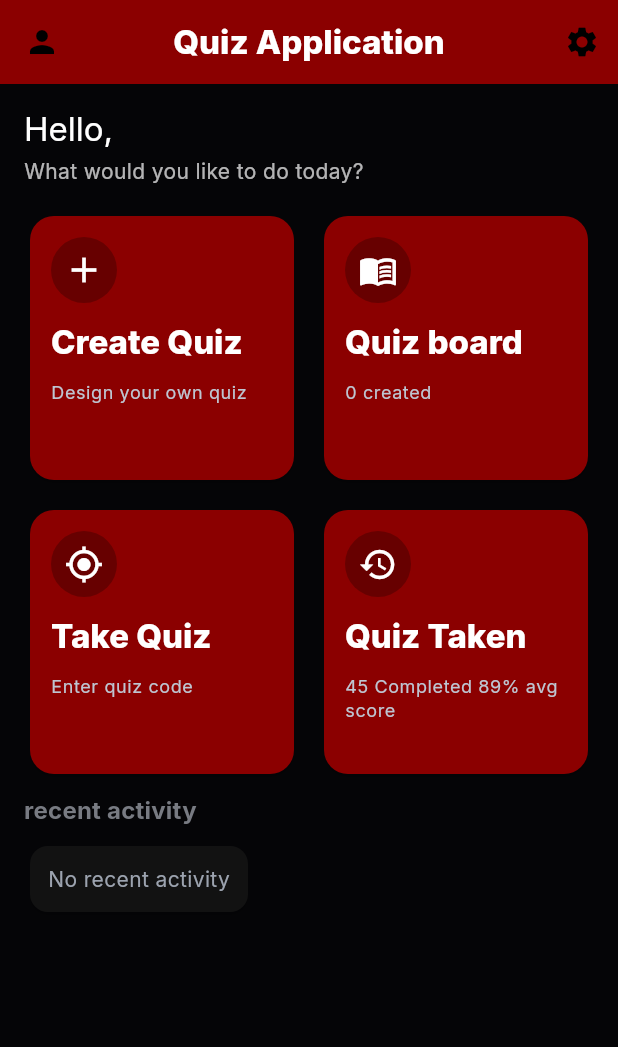
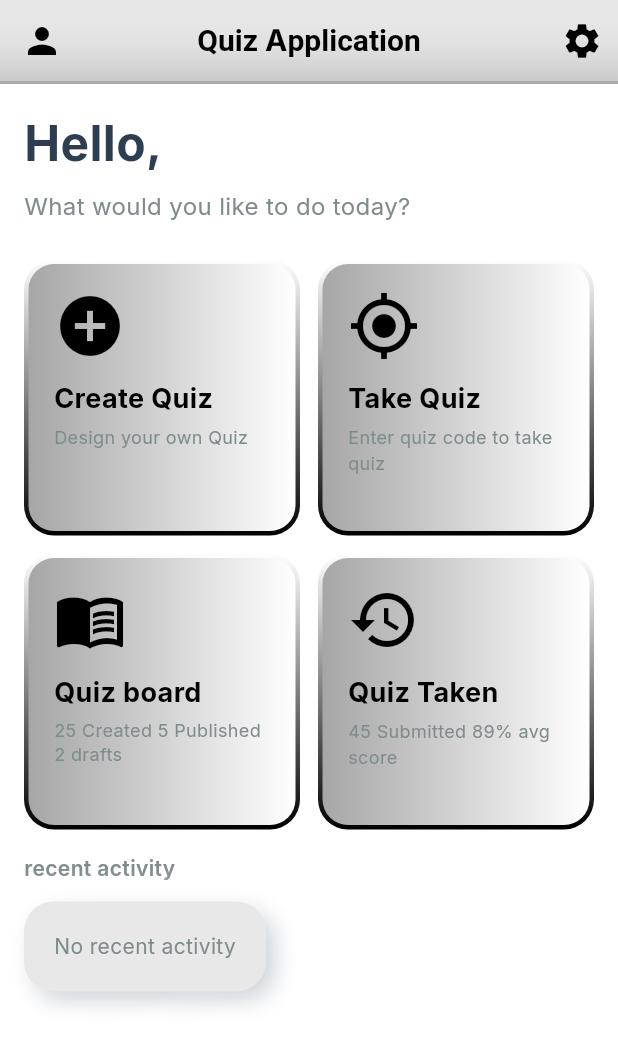
Before and after one commit to xdrlp/quiz_application, a Flutter app: the screen it shows once a user with an empty profile is signed in, on a phone screen of 412 x 824 dp. Shown: the top 1047 px of the screen. Run offline on Flutter 3.47's test engine with Material 3 defaults, Android fonts, the phone set to English and light mode, and no system bars; our stand-ins replace cloud_firestore, cloud_functions, device_info_plus, firebase_auth, firebase_core, flutter_svg and 4 more; missing offline and left inert: firebase_auth_platform_interface, installed_apps, usage_stats; accounts and stored records are empty.

Commit message:
Redesign home screen with neumorphic UI and gradients
Refactored the home screen to use a gradient background and neumorphic-style cards for action tiles. Updated the app bar and text styles for a lighter, modern look. Added a reusable _neumorphicCard widget and improved the layout and appearance of recent activity and action buttons.

```diff
--- a/lib/screens/home_screen.dart
+++ b/lib/screens/home_screen.dart
@@ -18,24 +18,57 @@ class _HomeScreenState extends State<HomeScreen> {
   bool _loaded = false;
   @override
   Widget build(BuildContext context) {
-    return Scaffold(
-      appBar: AppBar(
+    return Container(
+      decoration: const BoxDecoration(
+        gradient: LinearGradient(
+          begin: Alignment.topLeft,
+          end: Alignment.bottomRight,
+          colors: [Color.fromARGB(255, 255, 255, 255), Color.fromARGB(217, 255, 255, 255)],
+        ),
+      ),
+      child: Scaffold(
+        backgroundColor: Colors.transparent,
+        appBar: PreferredSize(
+          preferredSize: const Size.fromHeight(kToolbarHeight),
+          child: Container(
+            decoration: const BoxDecoration(
+              gradient: LinearGradient(
+                begin: Alignment.bottomCenter,
+                end: Alignment.topCenter,
+                colors: [Color.fromARGB(255, 169, 169, 169), Color.fromARGB(255, 255, 255, 255)],
+              ),
+            ),
+            child: Container(
+              margin: const EdgeInsets.only(bottom: 2),
+              decoration: const BoxDecoration(
+                gradient: LinearGradient(
+                  begin: Alignment.bottomCenter,
+                  end: Alignment.topCenter,
+                  colors: [Color.fromARGB(108, 244, 244, 244), Color.fromARGB(205, 223, 223, 223)],
+                ),
+              ),
+              child: AppBar(
+                backgroundColor: Colors.transparent,
+                elevation: 0,
                 centerTitle: true,
                 leading: IconButton(
-          icon: const Icon(Icons.person),
+                  icon: const Icon(Icons.person, color: Colors.black, size: 28),
                   onPressed: () {
                     Navigator.of(context).pushNamed('/profile');
                   },
                 ),
-        title: Text('Quiz Application', style: Theme.of(context).textTheme.titleLarge?.copyWith(color: Colors.white, fontWeight: FontWeight.w800)),
+                title: const Text('Quiz Application', style: TextStyle(color: Colors.black, fontWeight: FontWeight.bold, fontSize: 20)),
                 actions: [
                   IconButton(
-            icon: const Icon(Icons.settings),
+                    icon: const Icon(Icons.settings, color: Colors.black, size: 28),
                     onPressed: () {
                       Navigator.of(context).pushNamed('/profile');
                     },
                   ),
                 ],
+              ),
+            ),
+          ),
         ),
         body: Consumer2<AuthProvider, QuizProvider>(
         builder: (context, authProvider, quizProvider, _) {
@@ -56,10 +89,10 @@ class _HomeScreenState extends State<HomeScreen> {
               child: Column(
                 crossAxisAlignment: CrossAxisAlignment.start,
                 children: [
-                  Text('Hello, $userName', style: Theme.of(context).textTheme.titleLarge?.copyWith(color: Colors.white)),
-                  const SizedBox(height: 4),
-                  Text('What would you like to do today?', style: Theme.of(context).textTheme.bodyMedium?.copyWith(color: Colors.white70)),
-                  const SizedBox(height: 16),
+                  Text('Hello, $userName', style: const TextStyle(fontSize: 32, fontWeight: FontWeight.bold, color: Color(0xFF2C3E50))),
+                  const SizedBox(height: 8),
+                  Text('What would you like to do today?', style: const TextStyle(fontSize: 16, color: Color(0xFF7F8C8D))),
+                  const SizedBox(height: 24),
                   // Action tiles arranged in a 2x2 grid
                   GridView.count(
                     shrinkWrap: true,
@@ -70,106 +103,112 @@ class _HomeScreenState extends State<HomeScreen> {
                     childAspectRatio: 1.0,
                     children: [
                       // Create Quiz (top-left)
-                      Card(
-                        color: Theme.of(context).cardColor,
-                        shape: RoundedRectangleBorder(borderRadius: BorderRadius.circular(16)),
-                        child: InkWell(
+                      _neumorphicCard(
                         onTap: () => Navigator.of(context).pushNamed('/create_quiz'),
-                          child: Padding(
-                            padding: const EdgeInsets.all(14.0),
-                            child: Column(mainAxisSize: MainAxisSize.min, crossAxisAlignment: CrossAxisAlignment.start, children: [
-                              Column(crossAxisAlignment: CrossAxisAlignment.start, children: [
-                                CircleAvatar(radius: 22, backgroundColor: Colors.black26, child: const Icon(Icons.add, size: 28, color: Colors.white)),
+                        child: Column(
+                          mainAxisSize: MainAxisSize.min,
+                          crossAxisAlignment: CrossAxisAlignment.start,
+                          children: [
+                            const Icon(Icons.add_circle, size: 48, color: Colors.black),
                             const SizedBox(height: 12),
-                                Text('Create Quiz', style: Theme.of(context).textTheme.titleLarge?.copyWith(color: Colors.white, fontWeight: FontWeight.w800)),
-                              ]),
-                              const SizedBox(height: 12),
-                              Flexible(child: Text('Design your own quiz', style: Theme.of(context).textTheme.bodySmall?.copyWith(color: const Color(0xFFBEC5D1)))),
-                            ]),
-                          ),
-                        ),
-                      ),
-                      // My Quizzes
-                      Card(
-                        color: Theme.of(context).cardColor,
-                        shape: RoundedRectangleBorder(borderRadius: BorderRadius.circular(16)),
-                        child: InkWell(
-                          onTap: () => Navigator.of(context).pushNamed('/my_quizzes'),
-                          child: Padding(
-                            padding: const EdgeInsets.all(14.0),
-                            child: Column(mainAxisSize: MainAxisSize.min, crossAxisAlignment: CrossAxisAlignment.start, children: [
-                              Column(crossAxisAlignment: CrossAxisAlignment.start, children: [
-                                CircleAvatar(radius: 22, backgroundColor: Colors.black26, child: const Icon(Icons.menu_book_outlined, size: 26, color: Colors.white)),
-                                const SizedBox(height: 12),
-                                Text('Quiz board', style: Theme.of(context).textTheme.titleLarge?.copyWith(color: Colors.white, fontWeight: FontWeight.w800)),
-                              ]),
-                              const SizedBox(height: 12),
-                              Flexible(child: Text('${quizzes.length} created', style: Theme.of(context).textTheme.bodySmall?.copyWith(color: const Color(0xFFBEC5D1)))),
-                            ]),
-                          ),
+                            const Text('Create Quiz', style: TextStyle(fontSize: 18, fontWeight: FontWeight.bold, color: Colors.black)),
+                            const SizedBox(height: 4),
+                            const Text('Design your own Quiz', style: TextStyle(fontSize: 12, color: Color(0xFF7F8C8D))),
+                          ],
                         ),
                       ),
                       // Take Quiz
-                      Card(
-                        color: Theme.of(context).cardColor,
-                        shape: RoundedRectangleBorder(borderRadius: BorderRadius.circular(16)),
-                        child: InkWell(
+                      _neumorphicCard(
                         onTap: () => showTakeQuizDialog(context),
-                          child: Padding(
-                            padding: const EdgeInsets.all(14.0),
-                            child: Column(mainAxisSize: MainAxisSize.min, crossAxisAlignment: CrossAxisAlignment.start, children: [
-                              Column(crossAxisAlignment: CrossAxisAlignment.start, children: [
-                                CircleAvatar(radius: 22, backgroundColor: Colors.black26, child: const Icon(Icons.gps_fixed, size: 26, color: Colors.white)),
+                        child: Column(
+                          mainAxisSize: MainAxisSize.min,
+                          crossAxisAlignment: CrossAxisAlignment.start,
+                          children: [
+                            const Icon(Icons.gps_fixed, size: 48, color: Colors.black),
                             const SizedBox(height: 12),
-                                Text('Take Quiz', style: Theme.of(context).textTheme.titleLarge?.copyWith(color: Colors.white, fontWeight: FontWeight.w800)),
-                              ]),
+                            const Text('Take Quiz', style: TextStyle(fontSize: 18, fontWeight: FontWeight.bold, color: Colors.black)),
+                            const SizedBox(height: 4),
+                            const Text('Enter quiz code to take quiz', style: TextStyle(fontSize: 12, color: Color(0xFF7F8C8D))),
+                          ],
+                        ),
+                      ),
+                      // Quiz board
+                      _neumorphicCard(
+                        onTap: () => Navigator.of(context).pushNamed('/my_quizzes'),
+                        child: Column(
+                          mainAxisSize: MainAxisSize.min,
+                          crossAxisAlignment: CrossAxisAlignment.start,
+                          children: [
+                            const Icon(Icons.menu_book, size: 48, color: Colors.black),
                             const SizedBox(height: 12),
-                              Flexible(child: Text('Enter quiz code', style: Theme.of(context).textTheme.bodySmall?.copyWith(color: const Color(0xFFBEC5D1)))),
-                            ]),
-                          ),
+                            const Text('Quiz board', style: TextStyle(fontSize: 18, fontWeight: FontWeight.bold, color: Colors.black)),
+                            const SizedBox(height: 4),
+                            Text('25 Created 5 Published\n2 drafts', style: const TextStyle(fontSize: 12, color: Color(0xFF7F8C8D), height: 1.3)),
+                          ],
                         ),
                       ),
                       // Quiz History
-                      Card(
-                        color: Theme.of(context).cardColor,
-                        shape: RoundedRectangleBorder(borderRadius: BorderRadius.circular(16)),
-                        child: InkWell(
+                      _neumorphicCard(
                         onTap: () => Navigator.of(context).pushNamed('/quiz_history'),
-                          child: Padding(
-                            padding: const EdgeInsets.all(14.0),
-                            child: Column(mainAxisSize: MainAxisSize.min, crossAxisAlignment: CrossAxisAlignment.start, children: [
-                              Column(crossAxisAlignment: CrossAxisAlignment.start, children: [
-                                CircleAvatar(radius: 22, backgroundColor: Colors.black26, child: const Icon(Icons.history, size: 26, color: Colors.white)),
+                        child: Column(
+                          mainAxisSize: MainAxisSize.min,
+                          crossAxisAlignment: CrossAxisAlignment.start,
+                          children: [
+                            const Icon(Icons.history, size: 48, color: Colors.black),
                             const SizedBox(height: 12),
-                                Text('Quiz Taken', style: Theme.of(context).textTheme.titleLarge?.copyWith(color: Colors.white, fontWeight: FontWeight.w800)),
-                              ]),
-                              const SizedBox(height: 12),
-                              Flexible(child: Text('45 Completed 89% avg score', style: Theme.of(context).textTheme.bodySmall?.copyWith(color: const Color(0xFFBEC5D1)))),
-                            ]),
-                          ),
+                            const Text('Quiz Taken', style: TextStyle(fontSize: 18, fontWeight: FontWeight.bold, color: Colors.black)),
+                            const SizedBox(height: 4),
+                            const Text('45 Submitted 89% avg score', style: TextStyle(fontSize: 12, color: Color(0xFF7F8C8D))),
+                          ],
                         ),
                       ),
                     ],
                   ),
 
-                  const SizedBox(height: 8),
-                  Text('recent activity', style: Theme.of(context).textTheme.titleMedium?.copyWith(color: const Color(0xFF787B82), fontWeight: FontWeight.w700)),
-                  const SizedBox(height: 8),
+                  const SizedBox(height: 16),
+                  const Text('recent activity', style: TextStyle(fontSize: 14, color: Color(0xFF7F8C8D), fontWeight: FontWeight.w600)),
+                  const SizedBox(height: 12),
                   if (recent.isEmpty)
-                    Card(child: Padding(padding: const EdgeInsets.all(12.0), child: Text('No recent activity', style: Theme.of(context).textTheme.bodyMedium)))
+                    Container(
+                      padding: const EdgeInsets.all(20),
+                      decoration: BoxDecoration(
+                        color: const Color(0xFFE8E8E8),
+                        borderRadius: BorderRadius.circular(20),
+                        boxShadow: [
+                          BoxShadow(color: Colors.white, offset: const Offset(-6, -6), blurRadius: 12),
+                          BoxShadow(color: const Color(0xFFB0B8C1).withOpacity(0.6), offset: const Offset(6, 6), blurRadius: 12),
+                        ],
+                      ),
+                      child: const Text('No recent activity', style: TextStyle(color: Color(0xFF7F8C8D))),
+                    )
                   else
                     Column(
                       children: List.generate(math.min(5, recent.length), (i) {
                         final q = recent[i];
                         final ago = _relativeTime(q.createdAt);
-                        return Card(
-                          color: Theme.of(context).colorScheme.surface,
-                          shape: RoundedRectangleBorder(borderRadius: BorderRadius.circular(12)),
-                          child: ListTile(
-                            title: Text(q.title, style: Theme.of(context).textTheme.bodyLarge?.copyWith(color: Colors.white70)),
-                            subtitle: Text(ago, style: Theme.of(context).textTheme.bodySmall?.copyWith(color: Colors.white54)),
-                            trailing: Text('View Details', style: Theme.of(context).textTheme.bodySmall?.copyWith(color: Colors.white70)),
-                            onTap: () => Navigator.of(context).pushNamed('/edit_quiz', arguments: q.id),
+                        return Container(
+                          margin: const EdgeInsets.only(bottom: 12),
+                          padding: const EdgeInsets.all(20),
+                          decoration: BoxDecoration(
+                            color: const Color.fromARGB(255, 110, 110, 110),
+                            borderRadius: BorderRadius.circular(20),
+                          ),
+                          child: Row(
+                            mainAxisAlignment: MainAxisAlignment.spaceBetween,
+                            children: [
+                              Column(
+                                crossAxisAlignment: CrossAxisAlignment.start,
+                                children: [
+                                  Text(q.title, style: const TextStyle(fontSize: 16, fontWeight: FontWeight.w600, color: Color.fromARGB(255, 224, 224, 224))),
+                                  const SizedBox(height: 4),
+                                  Text(ago, style: const TextStyle(fontSize: 13, color: Color.fromARGB(255, 192, 192, 192))),
+                                ],
+                              ),
+                              TextButton(
+                                onPressed: () => Navigator.of(context).pushNamed('/edit_quiz', arguments: q.id),
+                                child: const Text('View Details', style: TextStyle(color: Color.fromARGB(255, 203, 203, 203), fontSize: 13)),
+                              ),
+                            ],
                           ),
                         );
                       }),
@@ -180,6 +219,7 @@ class _HomeScreenState extends State<HomeScreen> {
           );
         },
       ),
+      ),
     );
   }
 
@@ -189,4 +229,33 @@ class _HomeScreenState extends State<HomeScreen> {
     if (diff.inHours < 48) return '${diff.inHours} hours ago';
     return '${diff.inDays} days ago';
   }
+
+  Widget _neumorphicCard({required VoidCallback onTap, required Widget child}) {
+    return GestureDetector(
+      onTap: onTap,
+      child: Container(
+        padding: const EdgeInsets.all(3),
+        decoration: BoxDecoration(
+          gradient: const LinearGradient(
+            begin: Alignment.topCenter,
+            end: Alignment.bottomCenter,
+            colors: [Color.fromARGB(255, 255, 255, 255), Color.fromARGB(255, 0, 0, 0)],
+          ),
+          borderRadius: BorderRadius.circular(20),
+        ),
+        child: Container(
+          padding: const EdgeInsets.all(17),
+          decoration: BoxDecoration(
+            gradient: const LinearGradient(
+              begin: Alignment.centerLeft,
+              end: Alignment.centerRight,
+              colors: [Color(0xFFA6A6A6), Color(0xFFFFFFFF)],
+            ),
+            borderRadius: BorderRadius.circular(17),
+          ),
+          child: child,
+        ),
+      ),
+    );
   }
+}
```
Lines whose indentation alone changed are shown as unchanged.
